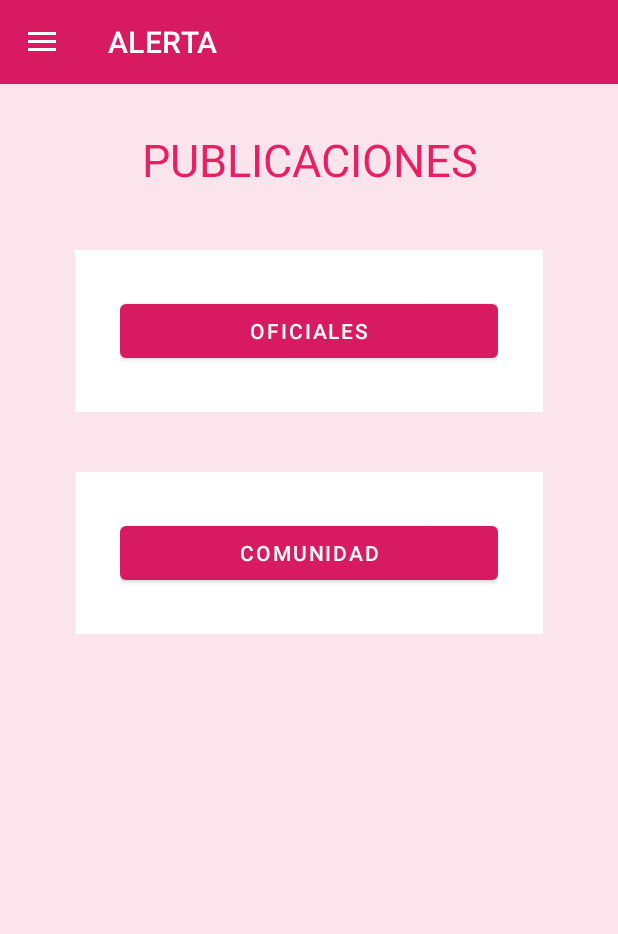
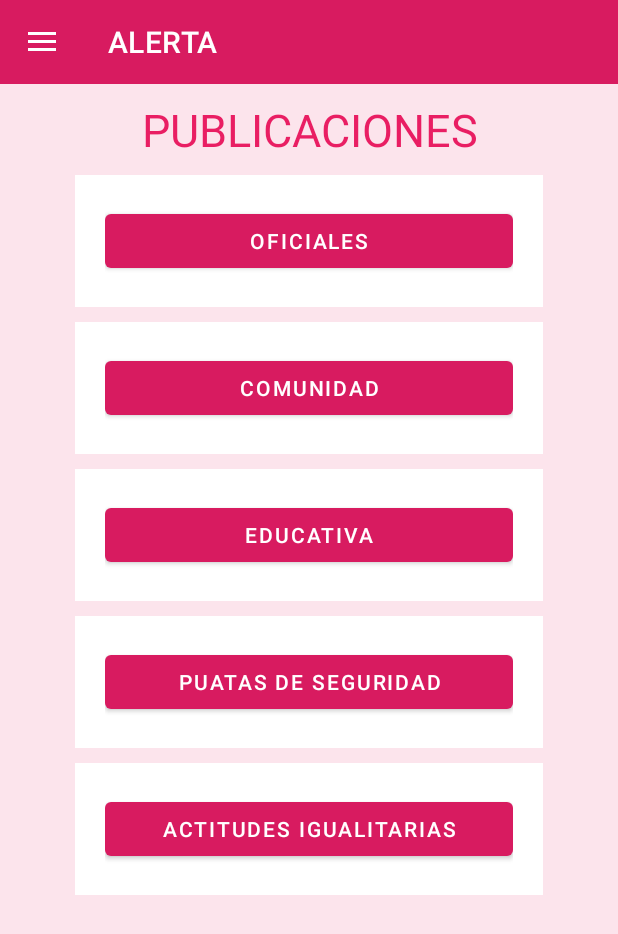
Before and after one commit to perezjose132887/ViolenciaNew, an Android app: the fragment PublicacionesFragment placed in its activity, on a phone screen of 412 x 824 dp. Shown: the top 934 px of the screen. Run offline under Robolectric (Android 15) with nearby library versions, the phone set to English and light mode, and no system bars; our stand-ins replace Volley; libraries missing offline, so code that uses them is left out: com.application.isradeleon; network calls fail; Roboto replaces fonts that are not available here; 1 statement that could not run was skipped.

Commit message:
Ver todas las publicaciones version 8.7.0

```diff
--- a/app/src/main/java/com/example/violencia/PublicacionesFragment.java
+++ b/app/src/main/java/com/example/violencia/PublicacionesFragment.java
@@ -27,7 +27,7 @@ public class PublicacionesFragment extends Fragment {
     private String mParam2;
 
     View vista;
-    Button publicacionesOficiales,publicacionesComunidad;
+    Button publicacionesOficiales,publicacionesComunidad,publicacionesEducativa,publicacionesPautas,publicacionesIgualitaria;
 
     public PublicacionesFragment() {
         // Required empty public constructor
@@ -66,6 +66,9 @@ public class PublicacionesFragment extends Fragment {
         vista=inflater.inflate(R.layout.fragment_publicaciones, container, false);
         publicacionesOficiales=(Button) vista.findViewById(R.id.btnPublicacionesOficiales);
         publicacionesComunidad=(Button) vista.findViewById(R.id.btnPublicacionesComunidad);
+        publicacionesEducativa=(Button) vista.findViewById(R.id.btnPublicacionesEducativa);
+        publicacionesPautas=(Button) vista.findViewById(R.id.btnPublicacionesPautasDeSeguridad);
+        publicacionesIgualitaria=(Button) vista.findViewById(R.id.btnPublicacionesActitudesIgualitarias);
 
 
 
@@ -85,6 +88,30 @@ public class PublicacionesFragment extends Fragment {
             }
         });
 
+        publicacionesEducativa.setOnClickListener(new View.OnClickListener() {
+            @Override
+            public void onClick(View v) {
+                Intent intent=new Intent(getActivity(),PublicacionesEducativaActivity.class);
+                startActivity(intent);
+            }
+        });
+
+        publicacionesPautas.setOnClickListener(new View.OnClickListener() {
+            @Override
+            public void onClick(View v) {
+                Intent intent=new Intent(getActivity(),PublicacionesPautasDeSeguridadActivity.class);
+                startActivity(intent);
+            }
+        });
+
+        publicacionesIgualitaria.setOnClickListener(new View.OnClickListener() {
+            @Override
+            public void onClick(View v) {
+                Intent intent=new Intent(getActivity(),PublicacionesActitudesIgualitariasActivity.class);
+                startActivity(intent);
+            }
+        });
+
 
         return vista;
     }
--- a/app/src/main/res/layout/fragment_publicaciones.xml
+++ b/app/src/main/res/layout/fragment_publicaciones.xml
@@ -13,7 +13,7 @@
         android:text="PUBLICACIONES"
         android:textAlignment="center"
         android:textColor="@color/celesteFuerteUno"
-        android:layout_marginTop="30dp"
+        android:layout_marginTop="10dp"
         android:layout_marginLeft="50dp"
         android:layout_marginRight="50dp"
         android:textSize="30sp"/>
@@ -26,13 +26,13 @@
         android:layout_height="wrap_content"
         android:layout_marginLeft="50dp"
         android:layout_marginRight="50dp"
-        android:layout_marginTop="40dp"
+        android:layout_marginTop="10dp"
         android:background="#FFFFFF"
-        android:paddingLeft="30dp"
-        android:paddingRight="30dp"
-        android:paddingTop="30dp"
+        android:paddingLeft="20dp"
+        android:paddingRight="20dp"
+        android:paddingTop="20dp"
         android:textAlignment="center"
-        android:paddingBottom="30dp">
+        android:paddingBottom="20dp">
 
         <Button
             android:id="@+id/btnPublicacionesOficiales"
@@ -52,12 +52,12 @@
         android:layout_height="wrap_content"
         android:layout_marginLeft="50dp"
         android:layout_marginRight="50dp"
-        android:layout_marginTop="40dp"
+        android:layout_marginTop="10dp"
         android:background="#FFFFFF"
-        android:paddingLeft="30dp"
-        android:paddingRight="30dp"
-        android:paddingTop="30dp"
-        android:paddingBottom="30dp">
+        android:paddingLeft="20dp"
+        android:paddingRight="20dp"
+        android:paddingTop="20dp"
+        android:paddingBottom="20dp">
 
         <Button
             android:id="@+id/btnPublicacionesComunidad"
@@ -67,5 +67,61 @@
     </LinearLayout>
 
 
+    <LinearLayout
+        android:layout_width="match_parent"
+        android:layout_height="wrap_content"
+        android:layout_marginLeft="50dp"
+        android:layout_marginRight="50dp"
+        android:layout_marginTop="10dp"
+        android:background="#FFFFFF"
+        android:paddingLeft="20dp"
+        android:paddingRight="20dp"
+        android:paddingTop="20dp"
+        android:paddingBottom="20dp">
+
+        <Button
+            android:id="@+id/btnPublicacionesEducativa"
+            android:layout_width="match_parent"
+            android:layout_height="wrap_content"
+            android:text="Educativa"/>
+    </LinearLayout>
+
+    <LinearLayout
+        android:layout_width="match_parent"
+        android:layout_height="wrap_content"
+        android:layout_marginLeft="50dp"
+        android:layout_marginRight="50dp"
+        android:layout_marginTop="10dp"
+        android:background="#FFFFFF"
+        android:paddingLeft="20dp"
+        android:paddingRight="20dp"
+        android:paddingTop="20dp"
+        android:paddingBottom="20dp">
+
+        <Button
+            android:id="@+id/btnPublicacionesPautasDeSeguridad"
+            android:layout_width="match_parent"
+            android:layout_height="wrap_content"
+            android:text="Puatas de Seguridad"/>
+    </LinearLayout>
+
+    <LinearLayout
+        android:layout_width="match_parent"
+        android:layout_height="wrap_content"
+        android:layout_marginLeft="50dp"
+        android:layout_marginRight="50dp"
+        android:layout_marginTop="10dp"
+        android:background="#FFFFFF"
+        android:paddingLeft="20dp"
+        android:paddingRight="20dp"
+        android:paddingTop="20dp"
+        android:paddingBottom="20dp">
+
+        <Button
+            android:id="@+id/btnPublicacionesActitudesIgualitarias"
+            android:layout_width="match_parent"
+            android:layout_height="wrap_content"
+            android:text="Actitudes Igualitarias"/>
+    </LinearLayout>
 
 </LinearLayout>
```
Also changed, not shown: app/src/main/AndroidManifest.xml (+9 -0 lines), app/src/main/java/com/example/violencia/Modelo/AdaptadorPublicacionActitudesIgualitarias.java (added, +65 -0 lines), app/src/main/java/com/example/violencia/Modelo/AdaptadorPublicacionEducativa.java (added, +65 -0 lines), app/src/main/java/com/example/violencia/Modelo/AdaptadorPublicacionPautasDeSeguridad.java (added, +65 -0 lines), app/src/main/java/com/example/violencia/PublicacionesActitudesIgualitariasActivity.java (added, +82 -0 lines), app/src/main/java/com/example/violencia/PublicacionesEducativaActivity.java (added, +82 -0 lines), app/src/main/java/com/example/violencia/PublicacionesPautasDeSeguridadActivity.java (added, +82 -0 lines), app/src/main/res/layout/activity_publicaciones_actitudes_igualitarias.xml (added, +16 -0 lines), app/src/main/res/layout/activity_publicaciones_educativa.xml (added, +16 -0 lines), app/src/main/res/layout/activity_publicaciones_pautas_de_seguridad.xml (added, +16 -0 lines).
